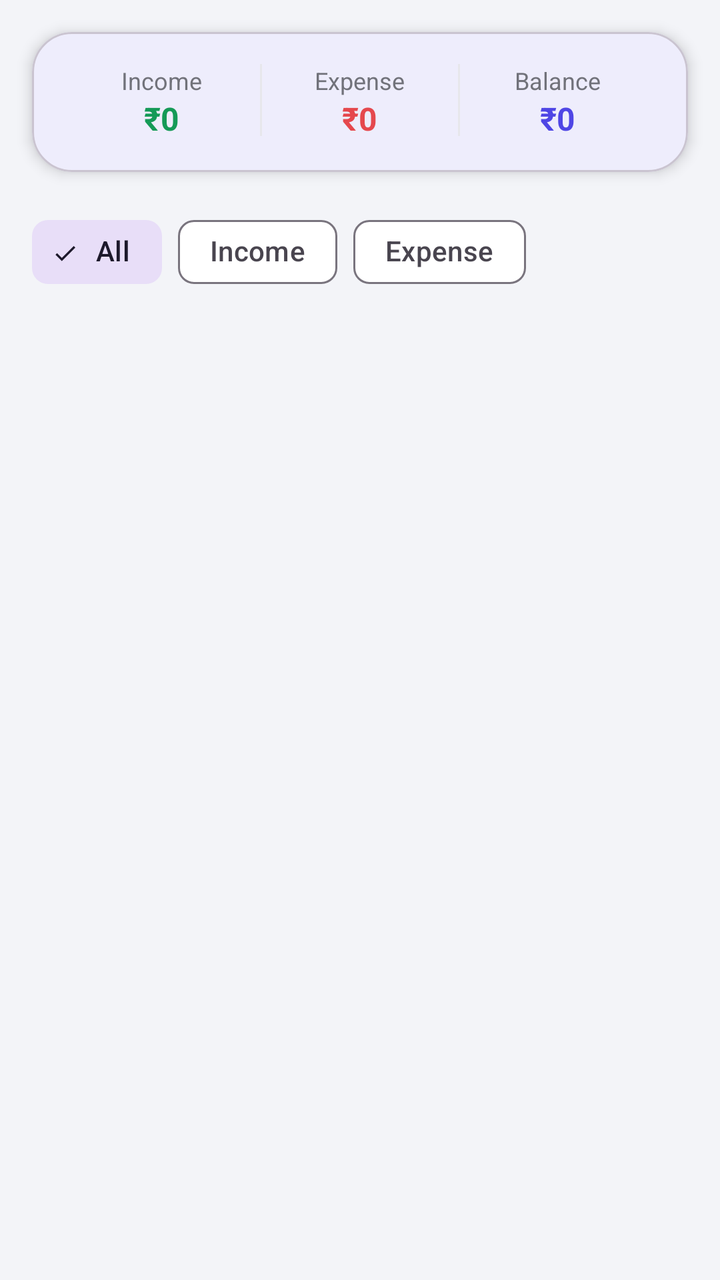
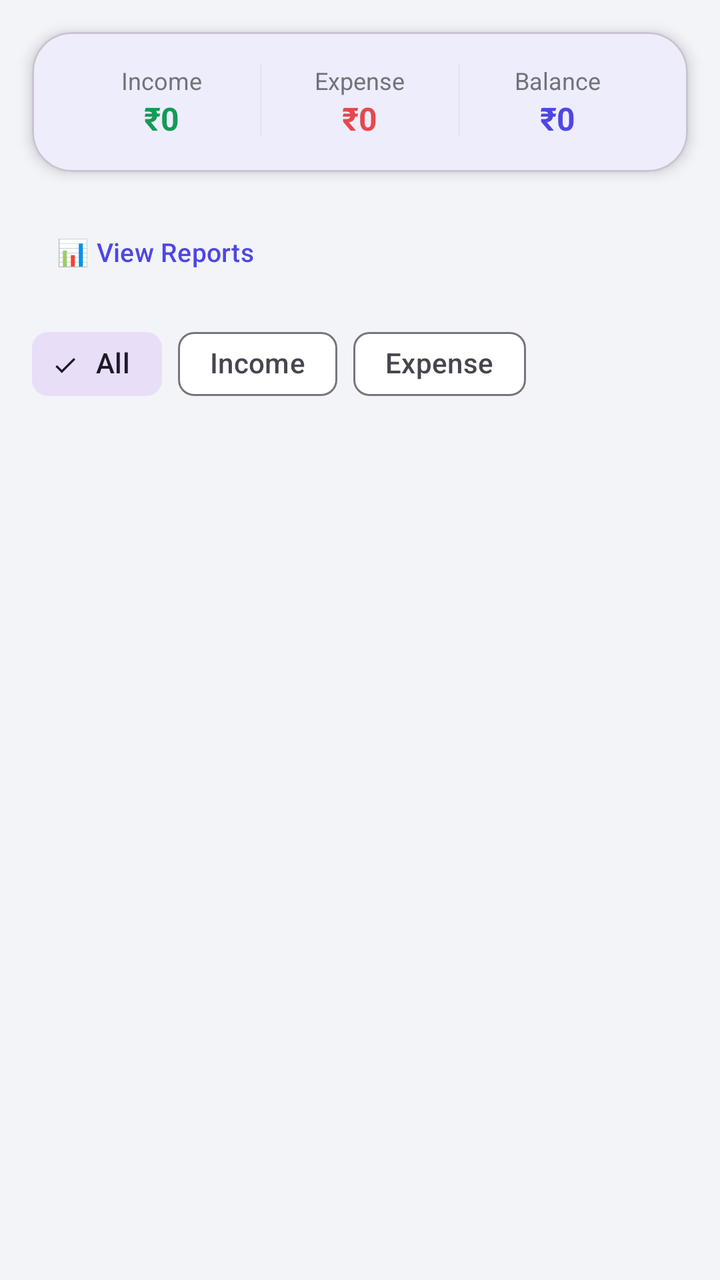

An Android layout rendered at two revisions. The XML below is the earlier revision; the diff shows what the commit changed to produce the second picture.
<!-- AndroidManifest.xml: application theme Theme.SocietyConnect -->
<!-- res/layout/fragment_ledger.xml -->
<?xml version="1.0" encoding="utf-8"?>
<androidx.coordinatorlayout.widget.CoordinatorLayout
    xmlns:android="http://schemas.android.com/apk/res/android"
    xmlns:app="http://schemas.android.com/apk/res-auto"
    android:layout_width="match_parent"
    android:layout_height="match_parent"
    android:background="@color/background">

    <LinearLayout android:layout_width="match_parent" android:layout_height="match_parent" android:orientation="vertical">

        <com.google.android.material.card.MaterialCardView
            android:layout_width="match_parent" android:layout_height="wrap_content"
            android:layout_margin="16dp" android:layout_marginBottom="8dp"
            app:cardCornerRadius="20dp" app:cardElevation="4dp" app:cardBackgroundColor="@color/white">
            <LinearLayout android:layout_width="match_parent" android:layout_height="wrap_content"
                android:orientation="horizontal" android:padding="16dp">
                <LinearLayout android:layout_width="0dp" android:layout_height="wrap_content"
                    android:layout_weight="1" android:orientation="vertical" android:gravity="center">
                    <TextView android:layout_width="wrap_content" android:layout_height="wrap_content"
                        android:text="@string/total_income" android:textColor="@color/text_secondary" android:textSize="12sp"/>
                    <TextView android:id="@+id/tvTotalIncome"
                        android:layout_width="wrap_content" android:layout_height="wrap_content"
                        android:text="₹0" android:textColor="@color/status_paid"
                        android:textSize="16sp" android:textStyle="bold"/>
                </LinearLayout>
                <View android:layout_width="1dp" android:layout_height="36dp" android:background="@color/divider"/>
                <LinearLayout android:layout_width="0dp" android:layout_height="wrap_content"
                    android:layout_weight="1" android:orientation="vertical" android:gravity="center">
                    <TextView android:layout_width="wrap_content" android:layout_height="wrap_content"
                        android:text="@string/total_expense" android:textColor="@color/text_secondary" android:textSize="12sp"/>
                    <TextView android:id="@+id/tvTotalExpense"
                        android:layout_width="wrap_content" android:layout_height="wrap_content"
                        android:text="₹0" android:textColor="@color/status_pending"
                        android:textSize="16sp" android:textStyle="bold"/>
                </LinearLayout>
                <View android:layout_width="1dp" android:layout_height="36dp" android:background="@color/divider"/>
                <LinearLayout android:layout_width="0dp" android:layout_height="wrap_content"
                    android:layout_weight="1" android:orientation="vertical" android:gravity="center">
                    <TextView android:layout_width="wrap_content" android:layout_height="wrap_content"
                        android:text="@string/balance" android:textColor="@color/text_secondary" android:textSize="12sp"/>
                    <TextView android:id="@+id/tvBalance"
                        android:layout_width="wrap_content" android:layout_height="wrap_content"
                        android:text="₹0" android:textColor="@color/primary"
                        android:textSize="16sp" android:textStyle="bold"/>
                </LinearLayout>
            </LinearLayout>
        </com.google.android.material.card.MaterialCardView>

        <com.google.android.material.chip.ChipGroup android:layout_width="match_parent"
            android:layout_height="wrap_content" android:paddingHorizontal="16dp"
            android:paddingBottom="8dp" app:singleSelection="true">
            <com.google.android.material.chip.Chip android:id="@+id/chipAll" android:layout_width="wrap_content"
                android:layout_height="wrap_content" android:text="@string/all" android:checked="true" style="@style/Widget.Material3.Chip.Filter"/>
            <com.google.android.material.chip.Chip android:id="@+id/chipIncome" android:layout_width="wrap_content"
                android:layout_height="wrap_content" android:text="@string/income" style="@style/Widget.Material3.Chip.Filter"/>
            <com.google.android.material.chip.Chip android:id="@+id/chipExpense" android:layout_width="wrap_content"
                android:layout_height="wrap_content" android:text="@string/expense" style="@style/Widget.Material3.Chip.Filter"/>
        </com.google.android.material.chip.ChipGroup>

        <androidx.recyclerview.widget.RecyclerView android:id="@+id/rvLedger"
            android:layout_width="match_parent" android:layout_height="0dp" android:layout_weight="1"
            android:paddingTop="4dp" android:paddingBottom="80dp" android:clipToPadding="false"/>

        <LinearLayout android:id="@+id/emptyState" android:layout_width="match_parent"
            android:layout_height="0dp" android:layout_weight="1" android:gravity="center"
            android:orientation="vertical" android:visibility="gone">
            <TextView android:layout_width="wrap_content" android:layout_height="wrap_content"
                android:text="📒" android:textSize="48sp"/>
            <TextView android:layout_width="wrap_content" android:layout_height="wrap_content"
                android:text="No ledger entries yet" android:textColor="@color/text_secondary"
                android:textSize="16sp" android:layout_marginTop="8dp"/>
        </LinearLayout>
    </LinearLayout>

    <com.google.android.material.floatingactionbutton.ExtendedFloatingActionButton
        android:id="@+id/fabAdd" android:layout_width="wrap_content" android:layout_height="wrap_content"
        android:layout_gravity="bottom|end" android:layout_margin="16dp"
        android:text="@string/add_entry" app:icon="@drawable/ic_add" android:backgroundTint="@color/card_ledger"
        android:visibility="gone"/>

</androidx.coordinatorlayout.widget.CoordinatorLayout>
<!-- resources referenced by this layout -->
<resources>
  <color name="background">#F3F4F8</color>
  <color name="card_ledger">#0D9488</color>
  <color name="divider">#E7E7EC</color>
  <color name="primary">#4F46E5</color>
  <color name="status_paid">#159A57</color>
  <color name="status_pending">#E5484D</color>
  <color name="text_secondary">#71727A</color>
  <color name="white">#FFFFFF</color>
  <!-- drawable ic_add (drawable) -->
  <?xml version="1.0" encoding="utf-8"?>
  <vector xmlns:android="http://schemas.android.com/apk/res/android"
      android:width="24dp" android:height="24dp" android:viewportWidth="24" android:viewportHeight="24">
      <path android:fillColor="#FFFFFF"
          android:pathData="M19,13h-6v6h-2v-6H5v-2h6V5h2v6h6v2z"/>
  </vector>
  <string name="add_entry">Add Entry</string>
  <string name="all">All</string>
  <string name="balance">Balance</string>
  <string name="expense">Expense</string>
  <string name="income">Income</string>
  <string name="total_expense">Expense</string>
  <string name="total_income">Income</string>
  <style name="Theme.SocietyConnect" parent="Theme.Material3.Light.NoActionBar">
          <item name="colorPrimary">@color/primary</item>
          <item name="colorPrimaryVariant">@color/primary_dark</item>
          <item name="colorOnPrimary">@color/white</item>
          <item name="colorSecondary">@color/secondary</item>
          <item name="colorOnSecondary">@color/white</item>
          <item name="android:colorBackground">@color/background</item>
          <item name="colorSurface">@color/surface</item>
          <item name="android:statusBarColor">@color/primary_dark</item>
          <item name="android:navigationBarColor">@color/white</item>
      </style>
  <color name="primary_dark">#3B2FAE</color>
  <color name="secondary">#F97316</color>
  <color name="surface">#FFFFFF</color>
</resources>

<!-- the commit's change to res/layout/fragment_ledger.xml (unified diff, before → after) -->
@@ -46,6 +46,13 @@
             </LinearLayout>
         </com.google.android.material.card.MaterialCardView>
 
+        <com.google.android.material.button.MaterialButton
+            android:id="@+id/btnViewReports"
+            android:layout_width="wrap_content" android:layout_height="wrap_content"
+            android:layout_marginStart="16dp" android:layout_marginBottom="8dp"
+            android:text="@string/view_reports" android:textSize="13sp"
+            style="@style/Widget.Material3.Button.TextButton"/>
+
         <com.google.android.material.chip.ChipGroup android:layout_width="match_parent"
             android:layout_height="wrap_content" android:paddingHorizontal="16dp"
             android:paddingBottom="8dp" app:singleSelection="true">
<!-- resource entries referenced after the edit -->
@@ -22,6 +22,7 @@
   <string name="income">Income</string>
   <string name="total_expense">Expense</string>
   <string name="total_income">Income</string>
+  <string name="view_reports">📊 View Reports</string>
   <style name="Theme.SocietyConnect" parent="Theme.Material3.Light.NoActionBar">
           <item name="colorPrimary">@color/primary</item>
           <item name="colorPrimaryVariant">@color/primary_dark</item>
